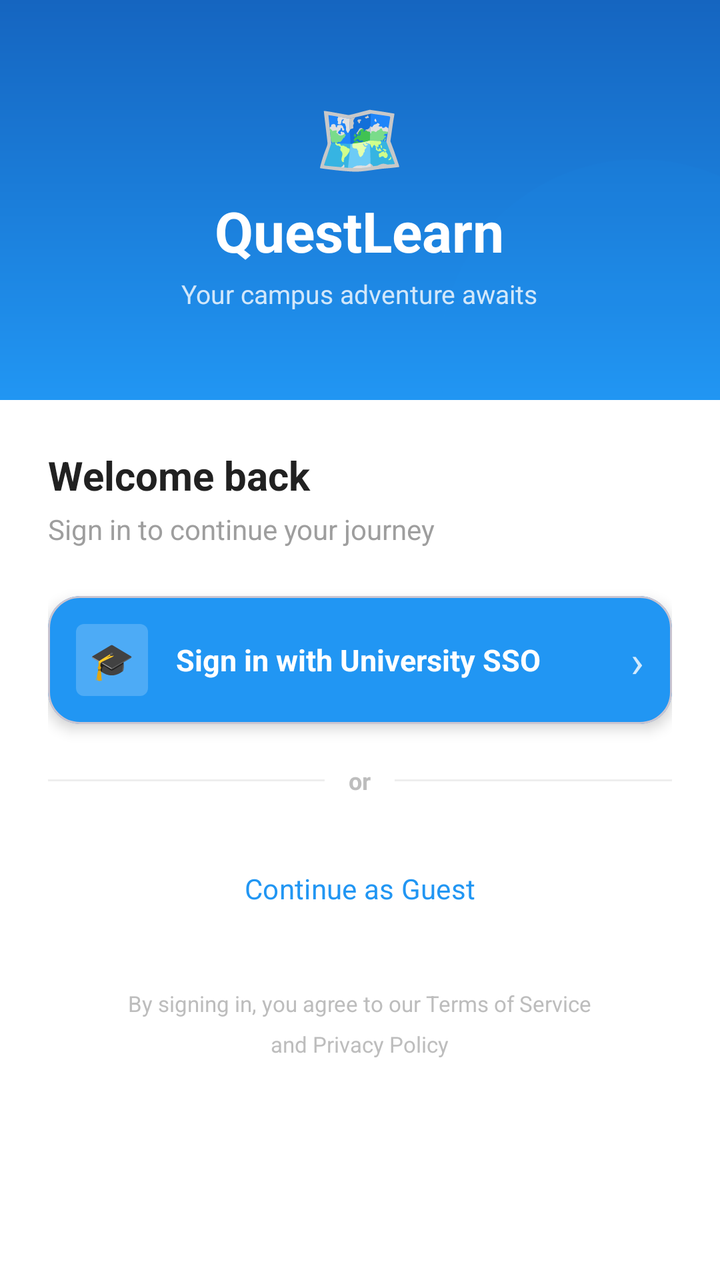
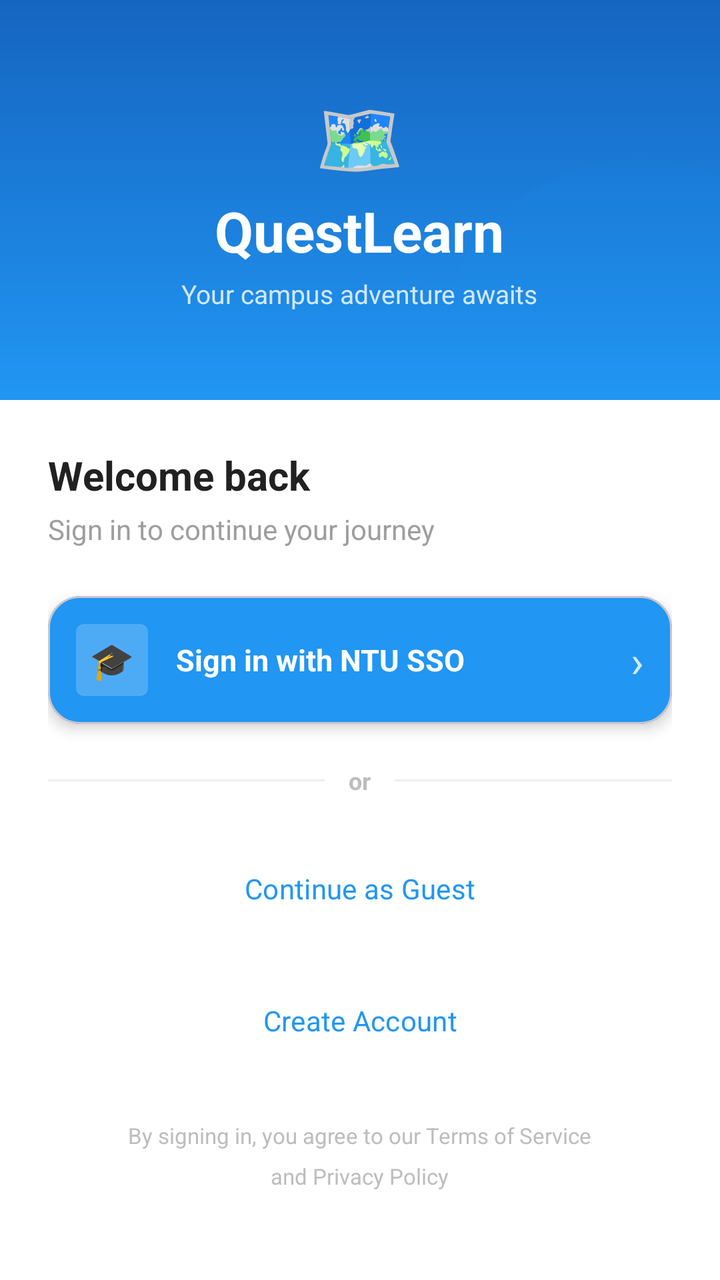

An Android layout rendered at two revisions. The XML below is the earlier revision; the diff shows what the commit changed to produce the second picture.
<!-- AndroidManifest.xml: activity theme Theme.QuestLearn -->
<!-- res/layout/activity_login.xml -->
<?xml version="1.0" encoding="utf-8"?>
<LinearLayout xmlns:android="http://schemas.android.com/apk/res/android"
    xmlns:app="http://schemas.android.com/apk/res-auto"
    android:layout_width="match_parent"
    android:layout_height="match_parent"
    android:orientation="vertical"
    android:background="@color/white">

    
    <FrameLayout
        android:layout_width="match_parent"
        android:layout_height="200dp"
        android:background="@drawable/bg_blue_gradient"
        android:clipChildren="false">

        
        <View
            android:layout_width="200dp"
            android:layout_height="200dp"
            android:layout_gravity="bottom|end"
            android:layout_marginBottom="-80dp"
            android:layout_marginEnd="-60dp"
            android:alpha="0.08"
            android:background="@drawable/bg_avatar_circle" />

        <LinearLayout
            android:layout_width="wrap_content"
            android:layout_height="wrap_content"
            android:layout_gravity="center"
            android:orientation="vertical"
            android:gravity="center">

            <TextView
                android:layout_width="wrap_content"
                android:layout_height="wrap_content"
                android:text="🗺️"
                android:textSize="36sp" />

            <TextView
                android:layout_width="wrap_content"
                android:layout_height="wrap_content"
                android:layout_marginTop="4dp"
                android:text="QuestLearn"
                android:textColor="@color/white"
                android:textSize="28sp"
                android:textStyle="bold"
                android:fontFamily="sans-serif" />

            <TextView
                android:layout_width="wrap_content"
                android:layout_height="wrap_content"
                android:layout_marginTop="4dp"
                android:text="Your campus adventure awaits"
                android:textColor="#CCFFFFFF"
                android:textSize="13sp"
                android:fontFamily="sans-serif" />
        </LinearLayout>
    </FrameLayout>

    
    <ScrollView
        android:layout_width="match_parent"
        android:layout_height="0dp"
        android:layout_weight="1">

        <LinearLayout
            android:layout_width="match_parent"
            android:layout_height="wrap_content"
            android:orientation="vertical"
            android:padding="24dp">

            <TextView
                android:layout_width="wrap_content"
                android:layout_height="wrap_content"
                android:text="Welcome back"
                android:textSize="20sp"
                android:textStyle="bold"
                android:textColor="@color/grey_900"
                android:fontFamily="sans-serif"
                android:layout_marginBottom="4dp" />

            <TextView
                android:layout_width="wrap_content"
                android:layout_height="wrap_content"
                android:text="Sign in to continue your journey"
                android:textSize="14sp"
                android:textColor="@color/grey_500"
                android:fontFamily="sans-serif"
                android:layout_marginBottom="24dp" />

            
            <com.google.android.material.card.MaterialCardView
                android:id="@+id/btnSso"
                android:layout_width="match_parent"
                android:layout_height="64dp"
                android:layout_marginBottom="20dp"
                app:cardElevation="4dp"
                app:cardCornerRadius="16dp"
                app:cardBackgroundColor="@color/blue_primary"
                xmlns:app="http://schemas.android.com/apk/res-auto">

                <LinearLayout
                    android:layout_width="match_parent"
                    android:layout_height="match_parent"
                    android:orientation="horizontal"
                    android:gravity="center_vertical"
                    android:padding="14dp">

                    
                    <FrameLayout
                        android:layout_width="36dp"
                        android:layout_height="36dp"
                        android:background="@drawable/bg_icon_box"
                        android:layout_marginEnd="14dp">
                        <TextView
                            android:layout_width="wrap_content"
                            android:layout_height="wrap_content"
                            android:layout_gravity="center"
                            android:text="🎓"
                            android:textSize="18sp" />
                    </FrameLayout>

                    <LinearLayout
                        android:layout_width="0dp"
                        android:layout_height="wrap_content"
                        android:layout_weight="1"
                        android:orientation="vertical">

                        <TextView
                            android:layout_width="wrap_content"
                            android:layout_height="wrap_content"
                            android:text="Sign in with University SSO"
                            android:textColor="@color/white"
                            android:textSize="15sp"
                            android:textStyle="bold"
                            android:fontFamily="sans-serif" />
                    </LinearLayout>

                    <TextView
                        android:layout_width="wrap_content"
                        android:layout_height="wrap_content"
                        android:text="›"
                        android:textColor="#CCFFFFFF"
                        android:textSize="22sp" />

                </LinearLayout>
            </com.google.android.material.card.MaterialCardView>

            
            <LinearLayout
                android:layout_width="match_parent"
                android:layout_height="wrap_content"
                android:orientation="horizontal"
                android:gravity="center_vertical"
                android:layout_marginBottom="20dp">

                <View
                    android:layout_width="0dp"
                    android:layout_height="1dp"
                    android:layout_weight="1"
                    android:background="@color/grey_200" />

                <TextView
                    android:layout_width="wrap_content"
                    android:layout_height="wrap_content"
                    android:paddingHorizontal="12dp"
                    android:text="or"
                    android:textColor="@color/grey_400"
                    android:textSize="12sp"
                    android:textStyle="bold" />

                <View
                    android:layout_width="0dp"
                    android:layout_height="1dp"
                    android:layout_weight="1"
                    android:background="@color/grey_200" />

            </LinearLayout>

            
            <Button
                android:id="@+id/btnGuest"
                style="@style/Button.Secondary"
                android:layout_width="match_parent"
                android:layout_height="52dp"
                android:text="Continue as Guest"
                android:layout_marginBottom="24dp" />

            <TextView
                android:layout_width="wrap_content"
                android:layout_height="wrap_content"
                android:layout_gravity="center_horizontal"
                android:gravity="center"
                android:text="By signing in, you agree to our Terms of Service\nand Privacy Policy"
                android:textSize="11sp"
                android:textColor="@color/grey_400"
                android:lineSpacingMultiplier="1.5" />

        </LinearLayout>
    </ScrollView>

</LinearLayout>
<!-- resources referenced by this layout -->
<resources>
  <color name="blue_primary">#2196F3</color>
  <color name="grey_200">#EEEEEE</color>
  <color name="grey_400">#BDBDBD</color>
  <color name="grey_500">#9E9E9E</color>
  <color name="grey_900">#212121</color>
  <color name="white">#FFFFFF</color>
  <!-- drawable bg_avatar_circle (drawable) -->
  <?xml version="1.0" encoding="utf-8"?>
  <shape xmlns:android="http://schemas.android.com/apk/res/android" android:shape="oval">
      <solid android:color="@color/blue_primary"/>
  </shape>
  <!-- drawable bg_blue_gradient (drawable) -->
  <?xml version="1.0" encoding="utf-8"?>
  <shape xmlns:android="http://schemas.android.com/apk/res/android">
      <gradient
          android:startColor="#1565C0"
          android:endColor="#2196F3"
          android:angle="160"
          android:type="linear"/>
  </shape>
  <!-- drawable bg_icon_box (drawable) -->
  <?xml version="1.0" encoding="utf-8"?>
  <shape xmlns:android="http://schemas.android.com/apk/res/android">
      <solid android:color="#33FFFFFF"/>
      <corners android:radius="4dp"/>
  </shape>
  <style name="Button.Secondary" parent="Widget.Material3.Button.OutlinedButton">
          <item name="cornerRadius">@dimen/radius_xl</item>
          <item name="android:paddingTop">14dp</item>
          <item name="android:paddingBottom">14dp</item>
          <item name="android:textSize">14sp</item>
          <item name="strokeColor">@color/blue_light</item>
          <item name="android:textColor">@color/blue_primary</item>
      </style>
  <style name="Theme.QuestLearn" parent="Theme.Material3.Light.NoActionBar">
          <item name="colorPrimary">@color/blue_primary</item>
          <item name="colorOnPrimary">@color/white</item>
          <item name="colorPrimaryContainer">@color/blue_surface</item>
          <item name="colorSecondary">@color/green_primary</item>
          <item name="colorOnSecondary">@color/white</item>
          <item name="colorTertiary">@color/orange_primary</item>
          <item name="colorSurface">@color/white</item>
          <item name="colorOnSurface">@color/grey_900</item>
          <item name="colorBackground">@color/grey_50</item>
          <item name="android:statusBarColor">@color/blue_dark</item>
          <item name="android:windowLightStatusBar">false</item>
          <item name="android:fontFamily">sans-serif</item>
      </style>
  <dimen name="radius_xl">28dp</dimen>
  <color name="blue_light">#BBDEFB</color>
  <color name="blue_surface">#E3F2FD</color>
  <color name="green_primary">#4CAF50</color>
  <color name="orange_primary">#FF9800</color>
  <color name="grey_50">#FAFAFA</color>
  <color name="blue_dark">#1565C0</color>
</resources>

<!-- the commit's change to res/layout/activity_login.xml (unified diff, before → after) -->
@@ -129,7 +129,7 @@
                         <TextView
                             android:layout_width="wrap_content"
                             android:layout_height="wrap_content"
-                            android:text="Sign in with University SSO"
+                            android:text="Sign in with NTU SSO"
                             android:textColor="@color/white"
                             android:textSize="15sp"
                             android:textStyle="bold"
@@ -184,6 +184,14 @@
                 android:layout_width="match_parent"
                 android:layout_height="52dp"
                 android:text="Continue as Guest"
+                android:layout_marginBottom="14dp" />
+
+            <Button
+                android:id="@+id/btnCreateAccount"
+                style="@style/Button.Secondary"
+                android:layout_width="match_parent"
+                android:layout_height="52dp"
+                android:text="Create Account"
                 android:layout_marginBottom="24dp" />
 
             <TextView
